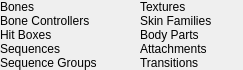
Above: src/tools/hlam/ui/assets/studiomodel/dockpanels/StudioModelModelInfoPanel.ui from SamVanheer/HalfLifeAssetManager before the change. Below: the same form after it.
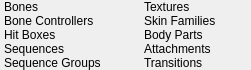
That is the form after the change.

Commit message: Add 4 pixels of margin on left and right of dock panels, simplify Lighting panel contents

What changed in the file:
```diff
--- a/src/tools/hlam/ui/assets/studiomodel/dockpanels/StudioModelModelInfoPanel.ui
+++ b/src/tools/hlam/ui/assets/studiomodel/dockpanels/StudioModelModelInfoPanel.ui
@@ -6,7 +6,7 @@
    <rect>
     <x>0</x>
     <y>0</y>
-    <width>227</width>
+    <width>235</width>
     <height>67</height>
    </rect>
   </property>
@@ -21,13 +21,13 @@
     <enum>QLayout::SetFixedSize</enum>
    </property>
    <property name="leftMargin">
-    <number>0</number>
+    <number>4</number>
    </property>
    <property name="topMargin">
     <number>0</number>
    </property>
    <property name="rightMargin">
-    <number>0</number>
+    <number>4</number>
    </property>
    <property name="bottomMargin">
     <number>0</number>
```
The commit also changes 13 other files.
